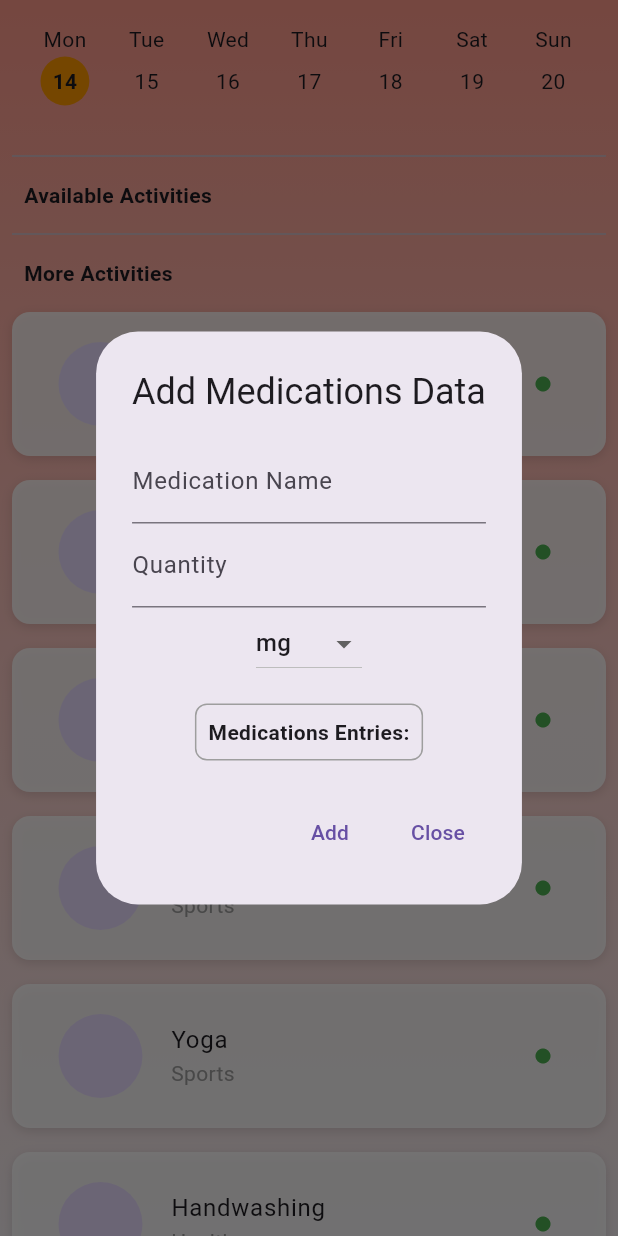
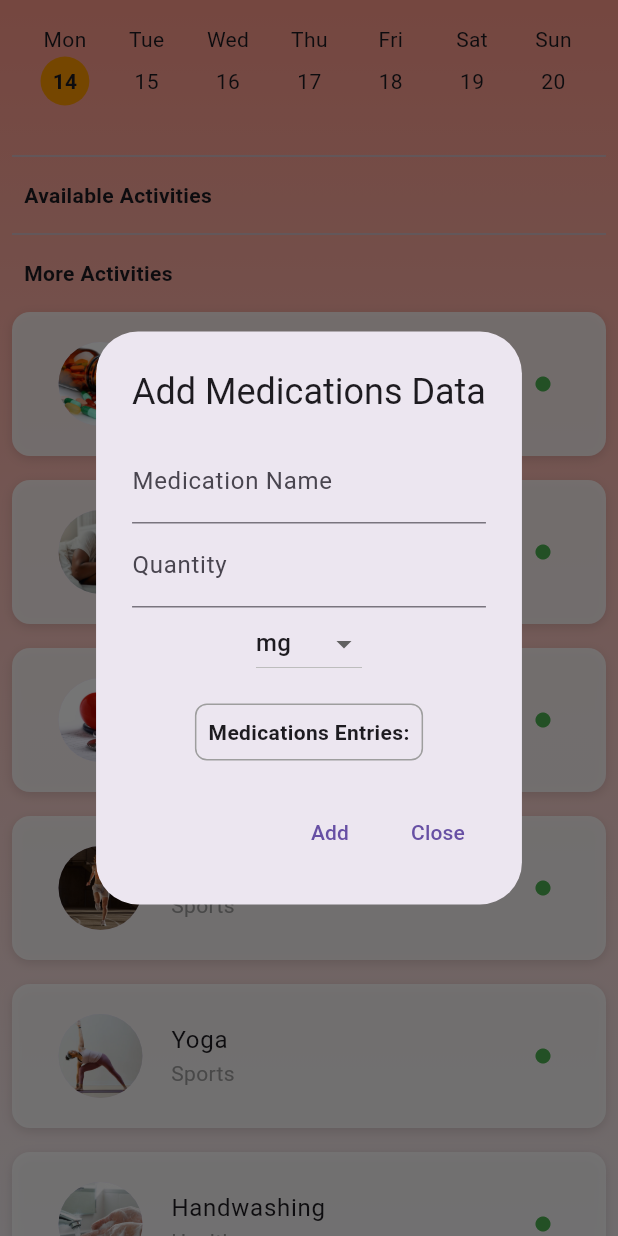
Before and after one commit to lsolaez/Project1_Mobile, a Flutter app: the ActivityScreen screen opened directly with empty values, after a tap on "Medications", on a phone screen of 412 x 824 dp. Run offline on Flutter 3.47's test engine with Material 3 defaults, Android fonts, the phone set to English and light mode, and no system bars; our stand-ins replace get, sqflite; accounts and stored records are empty.

```diff
--- a/lib/screens/activity_screen.dart
+++ b/lib/screens/activity_screen.dart
@@ -15,12 +15,12 @@ class ActivityScreen extends StatefulWidget {
 class _ActivityScreenState extends State<ActivityScreen> {
   List<Activity> activities = [];
   List<Activity> deletedActivities = [
-    Activity('Medications', 'Health', 'assets/imagenes/A1.jpg'),
-    Activity('Sleep', 'Health', 'assets/imagenes/A2.jpg'),
-    Activity('Heart', 'Health', 'assets/imagenes/A3.jpg'),
-    Activity('Running', 'Sports', 'assets/imagenes/A4.jpg'),
-    Activity('Yoga', 'Sports', 'assets/imagenes/A5.jpg'),
-    Activity('Handwashing', 'Health', 'assets/imagenes/A6.jpg'),
+    Activity('Medications', 'Health', 'assets/imagenes/Medications.jpg'),
+    Activity('Sleep', 'Health', 'assets/imagenes/Sleep.jpg'),
+    Activity('Heart', 'Health', 'assets/imagenes/Heart.jpg'),
+    Activity('Running', 'Sports', 'assets/imagenes/Running.jpg'),
+    Activity('Yoga', 'Sports', 'assets/imagenes/Yoga.jpg'),
+    Activity('Handwashing', 'Health', 'assets/imagenes/Handwashing.jpg'),
   ];
   Map<String, List<String>> activityData =
       {}; // Para almacenar las entradas de las actividades
```
